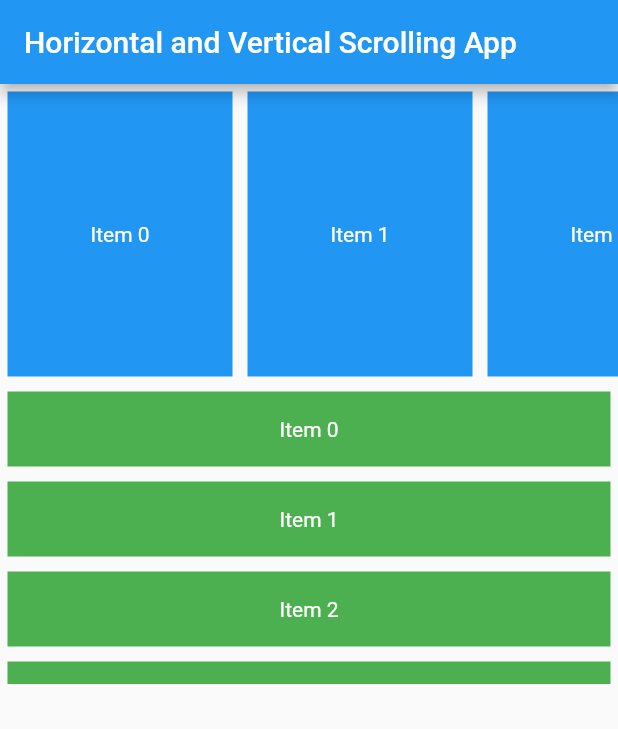
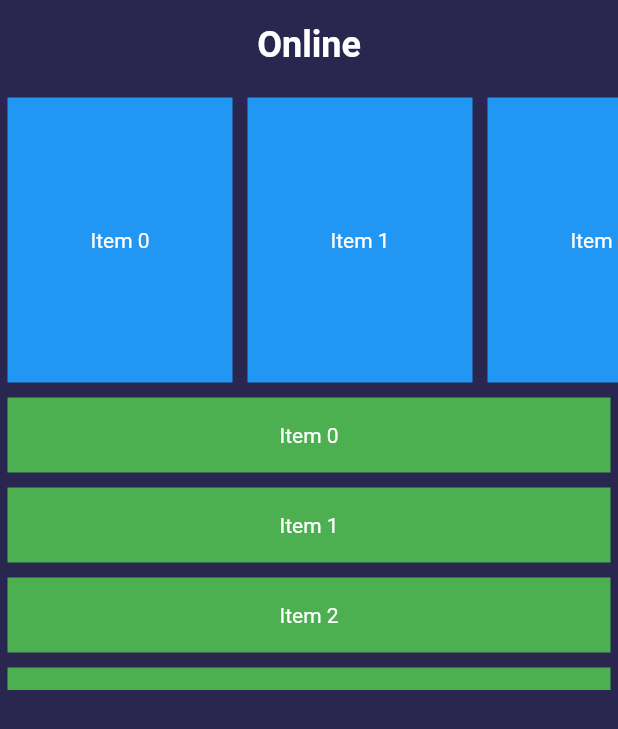
Before and after one commit to Lance-Abella/UI_Design, a Flutter app: the screen it shows after launch, on a phone screen of 412 x 824 dp. Shown: the top 729 px of the screen. Run offline on Flutter 3.47's test engine with Material 2 defaults, Android fonts, the phone set to English and light mode, and no system bars.

Commit message:
text layout

```diff
--- a/analysis_options.yaml
+++ b/analysis_options.yaml
@@ -7,7 +7,7 @@
 
 # The following line activates a set of recommended lints for Flutter apps,
 # packages, and plugins designed to encourage good coding practices.
-include: package:flutter_lints/flutter.yaml
+#include: package:flutter_lints/flutter.yaml
 
 linter:
   # The lint rules applied to this project can be customized in the
--- a/lib/home.dart
+++ b/lib/home.dart
@@ -2,15 +2,35 @@ import 'package:flutter/material.dart';
 
 import 'listview.dart';
 
+// ignore: camel_case_types
 class home extends StatelessWidget {
+  const home({super.key});
+
   @override
   Widget build(BuildContext context) {
+    Color customBackgroundColor = Color(0xFF29274F);
+
     return MaterialApp(
       home: Scaffold(
-        appBar: AppBar(
-          title: Text('Horizontal and Vertical Scrolling App'),
+       backgroundColor: customBackgroundColor,
+        body: Column(
+          children: [
+            Container(
+              padding: const EdgeInsets.all(16),
+              child: const Text(
+                'Online',
+                  style: TextStyle(
+                  fontSize: 24,
+                  fontWeight: FontWeight.bold,
+                  color: Colors.white,
+                ),
+              ),
+            ),
+            const Expanded(
+              child: ScrollableWidget(),
+            ),
+          ],
         ),
-        body: ScrollableWidget(),
       ),
     );
   }
--- a/lib/listview.dart
+++ b/lib/listview.dart
@@ -1,11 +1,13 @@
 import 'package:flutter/material.dart';
 
 class ScrollableWidget extends StatelessWidget {
+  const ScrollableWidget({super.key});
+
   @override
   Widget build(BuildContext context) {
     return ListView(
       children: [
-        Container(
+        SizedBox(
           height: 200,
           child: ListView.builder(
             scrollDirection: Axis.horizontal,
@@ -14,18 +16,18 @@ class ScrollableWidget extends StatelessWidget {
               return Container(
                 width: 150,
                 color: Colors.blue,
-                margin: EdgeInsets.all(5),
+                margin: const EdgeInsets.all(5),
                 child: Center(
                   child: Text(
                     'Item $index',
-                    style: TextStyle(color: Colors.white),
+                    style: const TextStyle(color: Colors.white),
                   ),
                 ),
               );
             },
           ),
         ),
-        Container(
+        SizedBox(
           height: 200,
           child: ListView.builder(
             itemCount: 20,
@@ -33,11 +35,11 @@ class ScrollableWidget extends StatelessWidget {
               return Container(
                 height: 50,
                 color: Colors.green,
-                margin: EdgeInsets.all(5),
+                margin: const EdgeInsets.all(5),
                 child: Center(
                   child: Text(
                     'Item $index',
-                    style: TextStyle(color: Colors.white),
+                    style: const TextStyle(color: Colors.white),
                   ),
                 ),
               );
--- /dev/null
+++ b/lib/text_style.dart
@@ -0,0 +1,16 @@
+import 'package:flutter/material.dart';
+
+class StyledText extends StatelessWidget {
+  final String text;
+  final TextStyle textStyle;
+
+  StyledText({required this.text, required this.textStyle});
+
+  @override
+  Widget build(BuildContext context) {
+    return Text(
+      text,
+      style: textStyle,
+    );
+  }
+}
--- a/pubspec.yaml
+++ b/pubspec.yaml
@@ -47,7 +47,7 @@ dev_dependencies:
   # activated in the `analysis_options.yaml` file located at the root of your
   # package. See that file for information about deactivating specific lint
   # rules and activating additional ones.
-  flutter_lints: ^2.0.0
+  #flutter_lints: ^2.0.0
 
 # For information on the generic Dart part of this file, see the
 # following page: https://dart.dev/tools/pub/pubspec
```
Also changed, not shown: pubspec.lock.
